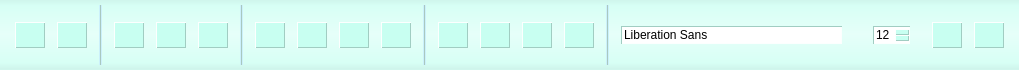
This is CLIENT/GUI/editorWindow/ui/gui_toolsbar.ui in GiuliCler/GIMPteam as Qt 5 draws it before an edit. The edited form follows.
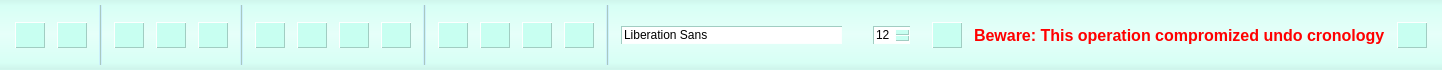
This is the edited form. Icons and pictures are not drawn.

Commit message:
Beware undo message
Ho aggiunto una signal commentata in crdt_controller.h Dovrebbe funzionare

What changed in the file:
```diff
--- a/CLIENT/GUI/editorWindow/ui/gui_toolsbar.ui
+++ b/CLIENT/GUI/editorWindow/ui/gui_toolsbar.ui
@@ -6,7 +6,7 @@
    <rect>
     <x>0</x>
     <y>0</y>
-    <width>992</width>
+    <width>1401</width>
     <height>70</height>
    </rect>
   </property>
@@ -1011,6 +1011,36 @@
            </property>
           </spacer>
          </item>
+         <item>
+          <widget class="QLabel" name="bewareLabel">
+           <property name="font">
+            <font>
+             <pointsize>12</pointsize>
+             <weight>75</weight>
+             <bold>true</bold>
+            </font>
+           </property>
+           <property name="styleSheet">
+            <string notr="true">QLabel { color : red; }</string>
+           </property>
+           <property name="text">
+            <string>Beware: This operation compromized undo cronology</string>
+           </property>
+          </widget>
+         </item>
+         <item>
+          <spacer name="horizontalSpacer">
+           <property name="orientation">
+            <enum>Qt::Horizontal</enum>
+           </property>
+           <property name="sizeHint" stdset="0">
+            <size>
+             <width>40</width>
+             <height>20</height>
+            </size>
+           </property>
+          </spacer>
+         </item>
          <item>
           <widget class="QPushButton" name="closePushButton">
            <property name="toolTip">
```
The commit also changes 8 other files.
